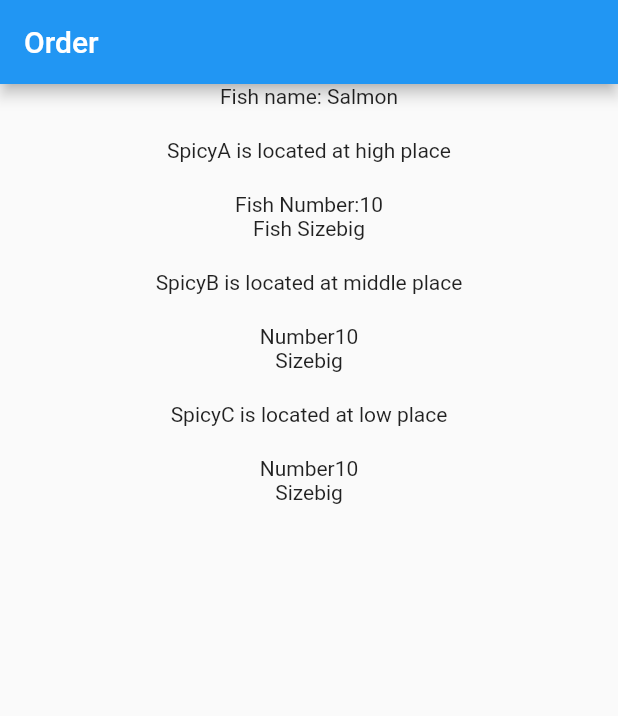
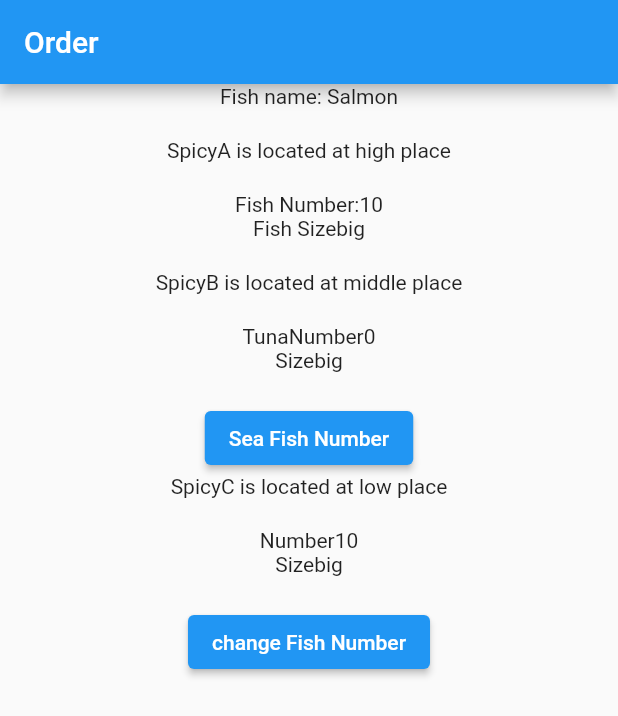
Before and after one commit to kangminchan99/Flutter_Provider, a Flutter app: the screen it shows after launch, on a phone screen of 412 x 824 dp. Shown: the top 716 px of the screen. Run offline on Flutter 3.47's test engine with Material 2 defaults, Android fonts, the phone set to English and light mode, and no system bars.

Commit message:
ChangeNotifier & Multi Provider

```diff
--- a/lib/main.dart
+++ b/lib/main.dart
@@ -1,5 +1,6 @@
 import 'package:flutter/material.dart';
 import 'package:flutter_provider/model/fish_model.dart';
+import 'package:flutter_provider/model/seafish_model.dart';
 import 'package:provider/provider.dart';
 
 void main() {
@@ -12,10 +13,18 @@ class MyApp extends StatelessWidget {
 // Provider - 데이터를 필요로 하는 위젯들보다 상위에 위치해야함
   @override
   Widget build(BuildContext context) {
-    return Provider(
-      // create메서드를 통해서 FishModel 클래스를 리턴해주면,  Provider의 child가 된
-      // MaterialApp아래의 모든 위젯에서 FishModel인스턴스에 접근 가능
-      create: (context) => FishModel(name: "Salmon", number: 10, size: 'big'),
+    // MultiProvider - 두 개의 다른 타입의 ChangeNotifierProvider가 존재하고  한 위젯에서 이 모두에게 접근하기 위해 사용하는 방법
+    return MultiProvider(
+      providers: [
+        ChangeNotifierProvider(
+            // create메서드를 통해서 FishModel 클래스를 리턴해주면,  Provider의 child가 된
+            // MaterialApp아래의 모든 위젯에서 FishModel인스턴스에 접근 가능
+            create: (context) =>
+                FishModel(name: "Salmon", number: 10, size: 'big')),
+        ChangeNotifierProvider(
+            create: (context) =>
+                SeaFishModel(name: "Tuan", tunaNumber: 0, size: 'middle')),
+      ],
       child: MaterialApp(
         home: FishOrder(),
       ),
@@ -100,9 +109,15 @@ class SpicyB extends StatelessWidget {
   Widget build(BuildContext context) {
     return Column(
       children: [
-        Text('Number${Provider.of<FishModel>(context).number}'),
+        Text('TunaNumber${Provider.of<SeaFishModel>(context).tunaNumber}'),
         Text('Size${Provider.of<FishModel>(context).size}'),
         const SizedBox(height: 20),
+        ElevatedButton(
+            onPressed: () {
+              Provider.of<SeaFishModel>(context, listen: false)
+                  .changeSeaFishNumber();
+            },
+            child: const Text('Sea Fish Number')),
         const Low(),
       ],
     );
@@ -134,6 +149,13 @@ class SpicyC extends StatelessWidget {
         Text('Number${Provider.of<FishModel>(context).number}'),
         Text('Size${Provider.of<FishModel>(context).size}'),
         const SizedBox(height: 20),
+        ElevatedButton(
+          onPressed: () {
+            // FishModel 인스턴스에 접근한다음 숫자를 1씩증가시켜준다.
+            Provider.of<FishModel>(context, listen: false).changeFishNumber();
+          },
+          child: const Text('change Fish Number'),
+        )
       ],
     );
   }
--- a/lib/model/fish_model.dart
+++ b/lib/model/fish_model.dart
@@ -1,8 +1,26 @@
-class FishModel {
+import 'package:flutter/material.dart';
+
+// with ChangeNotifier - ChangeNotifier를 mixin했다(FishModel의 어떤 기능이 필요하다).
+// FishModel클래스 내에 있는 데이터가 변하였을 때 다른 위젯들에게 자동으로 변한것을 알려주고,
+// ui를 리빌드 시켜주기 위해 ChangeNotifier클래스가 필요하다
+
+// ChangeNotifier클래스는 매번 수동으로 addListener를 등록하고, 제거해야 하고  FishModel 인스턴스를 매번
+// 생성자를 통해서 전달, UI리빌드도 수동으로 해야하는 단점이 있기 때문에 ChangeNotifierProvider를 사용
+
+// ChangeNotifierProvider의 장점 - 모든 위젯들이 listen할 수 있는 ChangeNotifier 인스턴스 생성
+// 자동으로 필요없는 ChangeNotifier제거, Provider.of를 통해 위젯들이 쉽게 ChangeNotifier인스턴스에 접근가능
+// 필요시 UI리빌드 가능, 리빌드가 필요없는 경우 listen:false 기능 제공
+class FishModel with ChangeNotifier {
   // 생선 이름, 개수, 크기
   final String name;
-  final int number;
+  int number;
   final String size;
 
   FishModel({required this.name, required this.number, required this.size});
+
+  void changeFishNumber() {
+    number++;
+    // ChangeNotifier를 mixin해주었기 때문에 notifyListeners메서드 호출 가능
+    notifyListeners();
+  }
 }
--- /dev/null
+++ b/lib/model/seafish_model.dart
@@ -0,0 +1,15 @@
+import 'package:flutter/material.dart';
+
+class SeaFishModel with ChangeNotifier {
+  final String name;
+  int tunaNumber;
+  final String size;
+
+  SeaFishModel(
+      {required this.name, required this.tunaNumber, required this.size});
+
+  void changeSeaFishNumber() {
+    tunaNumber++;
+    notifyListeners();
+  }
+}
```
